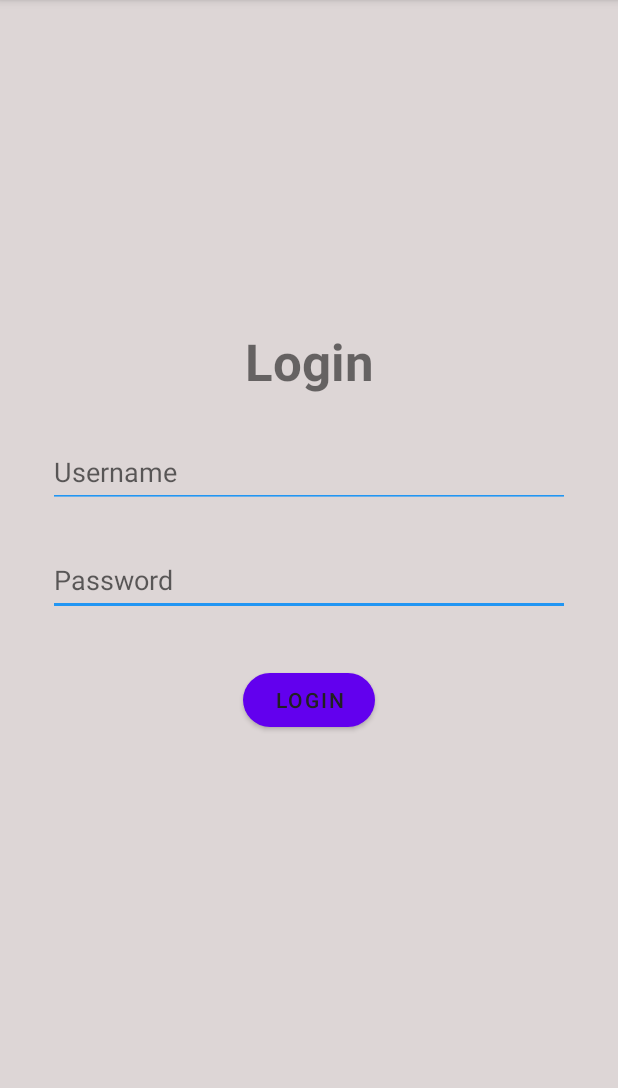
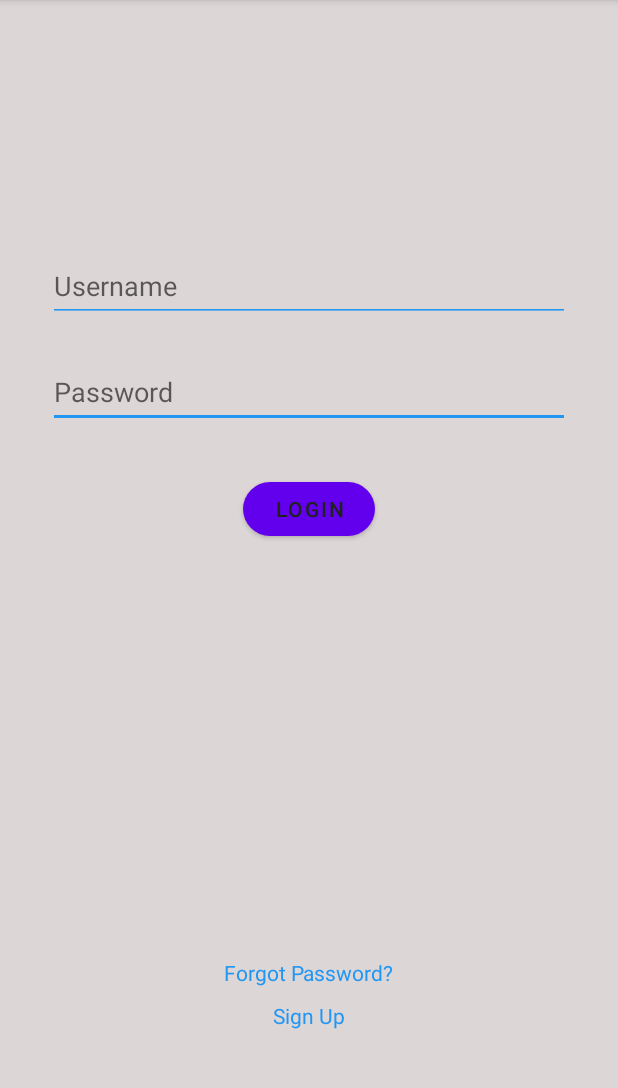
Before and after one commit to IthavinduU/BusGo-, an Android app: the screen it shows after launch (MainActivity), on a phone screen of 412 x 824 dp, the part 84-1172 px from its top. Run offline under Robolectric (Android 15) with nearby library versions, the phone set to English and light mode, and no system bars.

```diff
--- a/app/src/main/res/layout/activity_home.xml
+++ b/app/src/main/res/layout/activity_home.xml
@@ -35,6 +35,7 @@
         android:layout_marginEnd="130dp"
         android:layout_marginBottom="130dp"
         android:text="Exit"
+        app:backgroundTint="#29aae4"
         app:layout_constraintBottom_toBottomOf="parent"
         app:layout_constraintEnd_toEndOf="parent"
         app:layout_constraintHorizontal_bias="1.0"
@@ -50,7 +51,8 @@
         android:layout_marginStart="16dp"
         android:layout_marginEnd="16dp"
         android:layout_marginBottom="213dp"
-        android:text="Driver"
+        android:text="Login as driver"
+        app:backgroundTint="#29aae4"
         app:layout_constraintBottom_toTopOf="@+id/buttonGroup"
         app:layout_constraintEnd_toEndOf="parent"
         app:layout_constraintStart_toStartOf="parent"
@@ -66,6 +68,7 @@
         android:layout_marginEnd="16dp"
         android:layout_marginBottom="16dp"
         android:text="LOGIN AS CLIENT"
+        app:backgroundTint="#29aae4"
         app:layout_constraintBottom_toTopOf="@+id/driverButton"
         app:layout_constraintEnd_toEndOf="parent"
         app:layout_constraintStart_toStartOf="parent"
--- a/app/src/main/res/layout/activity_main.xml
+++ b/app/src/main/res/layout/activity_main.xml
@@ -14,7 +14,6 @@
         android:layout_width="wrap_content"
         android:layout_height="wrap_content"
         android:layout_marginTop="200dp"
-        android:text="Login"
         android:textSize="34sp"
         android:textStyle="bold"
         app:layout_constraintBottom_toTopOf="@+id/usernameEditText"
@@ -34,7 +33,7 @@
         android:layout_marginBottom="259dp"
         android:text="Login"
         android:textColor="#212121"
-        app:layout_constraintBottom_toBottomOf="parent"
+        app:layout_constraintBottom_toTopOf="@+id/forgotPasswordTextView"
         app:layout_constraintEnd_toEndOf="parent"
         app:layout_constraintStart_toStartOf="parent"
         app:layout_constraintTop_toBottomOf="@+id/passwordEditText" />
@@ -76,4 +75,30 @@
         app:layout_constraintStart_toStartOf="parent"
         app:layout_constraintTop_toBottomOf="@+id/loginTextView" />
 
+    <TextView
+        android:id="@+id/forgotPasswordTextView"
+        android:layout_width="wrap_content"
+        android:layout_height="wrap_content"
+        android:layout_marginTop="16dp"
+        android:layout_marginBottom="1dp"
+        android:text="Forgot Password?"
+        android:textColor="#2196F3"
+        app:layout_constraintBottom_toTopOf="@+id/signUpTextView"
+        app:layout_constraintEnd_toEndOf="parent"
+        app:layout_constraintStart_toStartOf="parent"
+        app:layout_constraintTop_toBottomOf="@+id/loginButton" />
+
+    <TextView
+        android:id="@+id/signUpTextView"
+        android:layout_width="wrap_content"
+        android:layout_height="wrap_content"
+        android:layout_marginTop="8dp"
+        android:layout_marginBottom="186dp"
+        android:text="Sign Up"
+        android:textColor="#2196F3"
+        app:layout_constraintBottom_toBottomOf="parent"
+        app:layout_constraintEnd_toEndOf="parent"
+        app:layout_constraintStart_toStartOf="parent"
+        app:layout_constraintTop_toBottomOf="@+id/forgotPasswordTextView" />
+
 </androidx.constraintlayout.widget.ConstraintLayout>
--- a/app/src/main/res/layout/activity_splash.xml
+++ b/app/src/main/res/layout/activity_splash.xml
@@ -5,8 +5,8 @@
 
     <ImageView
         android:id="@+id/splash_image"
-        android:layout_width="wrap_content"
-        android:layout_height="wrap_content"
-        android:scaleType="centerCrop"
+        android:layout_width="match_parent"
+        android:layout_height="match_parent"
+        android:scaleType="fitCenter"
         android:src="@drawable/icon" />
 </RelativeLayout>
```
